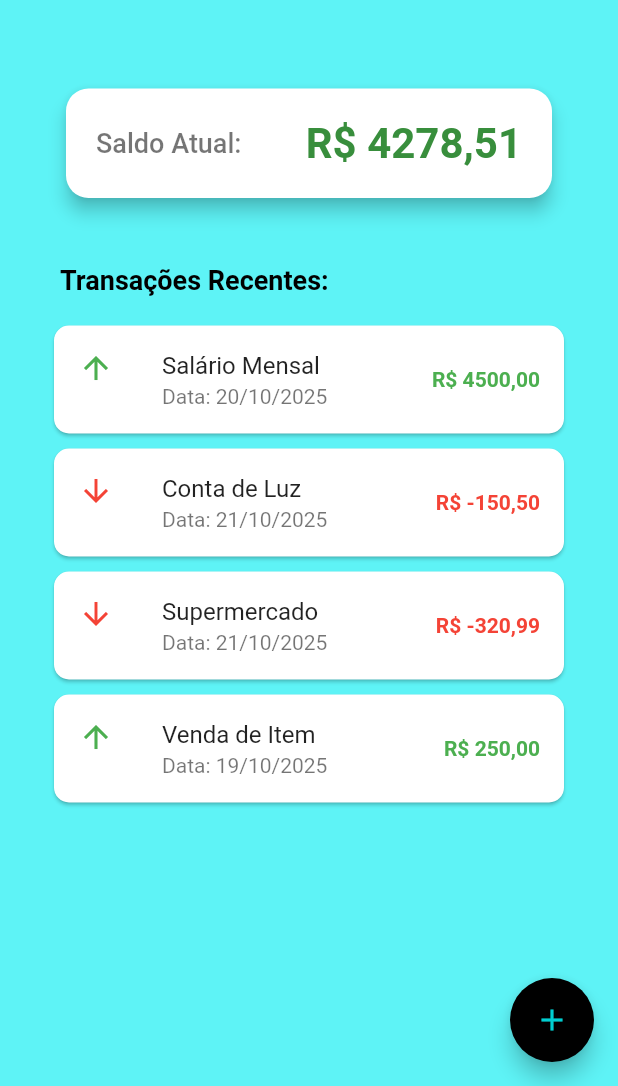
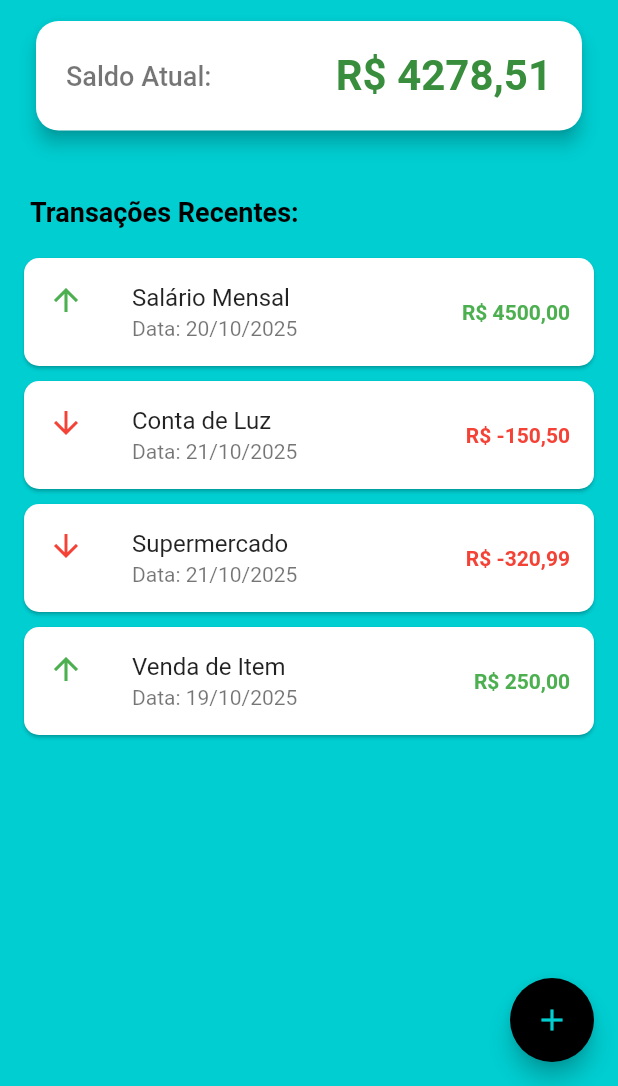
Before and after one commit to dudameier/fintrack, a Flutter app: the HomePage screen opened by its route, on a phone screen of 412 x 824 dp, the part 150-1236 px from its top. Run offline on Flutter 3.47's test engine with Material 3 defaults, Android fonts, the phone set to English and light mode, and no system bars.

Commit message:
Correção bug

```diff
--- a/lib/main.dart
+++ b/lib/main.dart
@@ -22,7 +22,7 @@ class MyApp extends StatelessWidget {
       title: 'Meu Controle de Gastos',
       // Define o tema principal com a cor de fundo vibrante
       theme: ThemeData(
-        // Cor de fundo ciano/turquesa vibrante, baseada na imagem.
+        // Cor de fundo ciano/turquesa vibrante, usada como padrão.
         scaffoldBackgroundColor: const Color.fromRGBO(0, 206, 209, 1),
         // Desativa a sombra padrão para um visual mais clean
         appBarTheme: const AppBarTheme(elevation: 0, color: Colors.transparent),
@@ -444,8 +444,9 @@ class HomePage extends StatelessWidget {
             ElevatedButton(
               onPressed: () {
                 Navigator.of(context).pop();
+                // CORRIGIDO: Usando a constante de rota
                 Navigator.of(context).pushNamedAndRemoveUntil(
-                  '/login',
+                  MyApp.loginRoute,
                   (Route<dynamic> route) => false,
                 );
               },
@@ -461,23 +462,21 @@ class HomePage extends StatelessWidget {
   @override
   Widget build(BuildContext context) {
     return Scaffold(
-      // Cor geral da tela
-      backgroundColor: const Color(0xFF00CED1),
+      backgroundColor: const Color.fromRGBO(0, 206, 209, 1),
 
       body: Column(
         children: [
           // ==========================
           // 🔹 CABEÇALHO SUPERIOR
+          // O Scaffold já define a cor de fundo, então o Container não precisa de cor.
           // ==========================
           Container(
             width: double.infinity,
-            color: const Color.fromRGBO(0, 206, 209, 1), // Cor do cabeçalho — altere aqui
             padding: const EdgeInsets.only(top: 40, left: 20, right: 20, bottom: 10),
             child: Column(
               crossAxisAlignment: CrossAxisAlignment.start,
               children: [
-                // Espaço para mover o título para cima/baixo
-                const SizedBox(height: 0), // <-- ajuste aqui livremente
+                const SizedBox(height: 0),
 
                 // 🔹 Linha superior com título e ícone
                 Row(
@@ -505,25 +504,19 @@ class HomePage extends StatelessWidget {
                   ],
                 ),
 
-                // Espaço entre o título e a linha
                 const SizedBox(height: 10),
               ],
             ),
           ),
 
           // ==========================
-          // 🔹 CONTEÚDO INFERIOR
+          // 🔹 CONTEÚDO INFERIOR (Resto da tela)
+          // Agora sem Container interno para garantir a cor de fundo única.
           // ==========================
           Expanded(
-            child: Container(
-              color: const Color.fromARGB(212, 113, 250, 254), // 🔹 Cor da parte inferior
-              width: double.infinity,
-              padding: const EdgeInsets.symmetric(horizontal: 20, vertical: 25),
             child: Column(
               crossAxisAlignment: CrossAxisAlignment.start,
               children: [
-                  // Espaço entre cabeçalho e saldo
-                  const SizedBox(height: 20),
 
                 // 🔹 Total do saldo atual
                 Padding(
@@ -559,7 +552,6 @@ class HomePage extends StatelessWidget {
                   ),
                 ),
 
-                  // Espaço para mover o texto “Transações Recentes”
                 const SizedBox(height: 20),
 
                 // 🔹 Título de transações
@@ -571,13 +563,11 @@ class HomePage extends StatelessWidget {
                   ),
                 ),
 
-                  // Espaço opcional antes da lista
                 const SizedBox(height: 10),
 
                 // 🔹 Lista de transações
-                  ListView.builder(
-                    shrinkWrap: true,
-                    physics: const NeverScrollableScrollPhysics(),
+                Expanded(
+                  child: ListView.builder(
                     padding: const EdgeInsets.fromLTRB(16.0, 0, 16.0, 16.0),
                     itemCount: transactions.length,
                     itemBuilder: (context, index) {
@@ -605,8 +595,8 @@ class HomePage extends StatelessWidget {
                       );
                     },
                   ),
+                ),
               ],
-              ),
             ),
           ),
         ],
@@ -615,7 +605,7 @@ class HomePage extends StatelessWidget {
       // 🔹 Botão flutuante
       floatingActionButton: FloatingActionButton(
         onPressed: () {
-          Navigator.pushNamed(context, '/novaTransacao');
+          Navigator.pushNamed(context, MyApp.newTransactionRoute);
         },
         backgroundColor: Colors.black,
         child: const Icon(Icons.add, color: Color(0xFF00CED1)),
```
Lines whose indentation alone changed are shown as unchanged.
